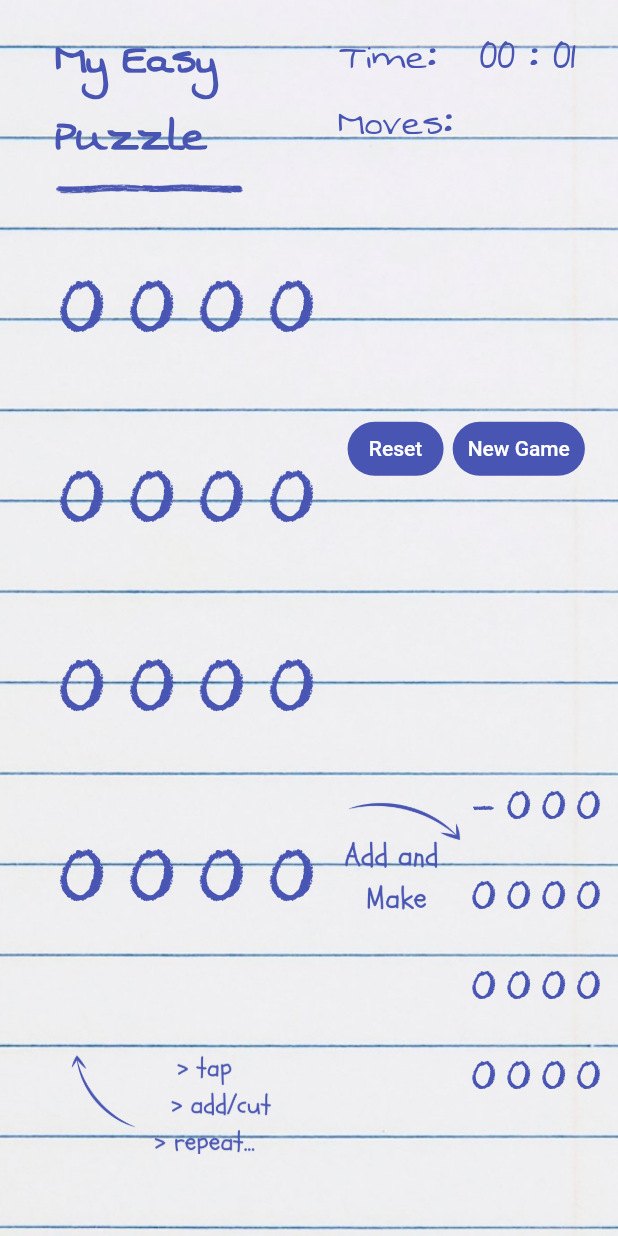
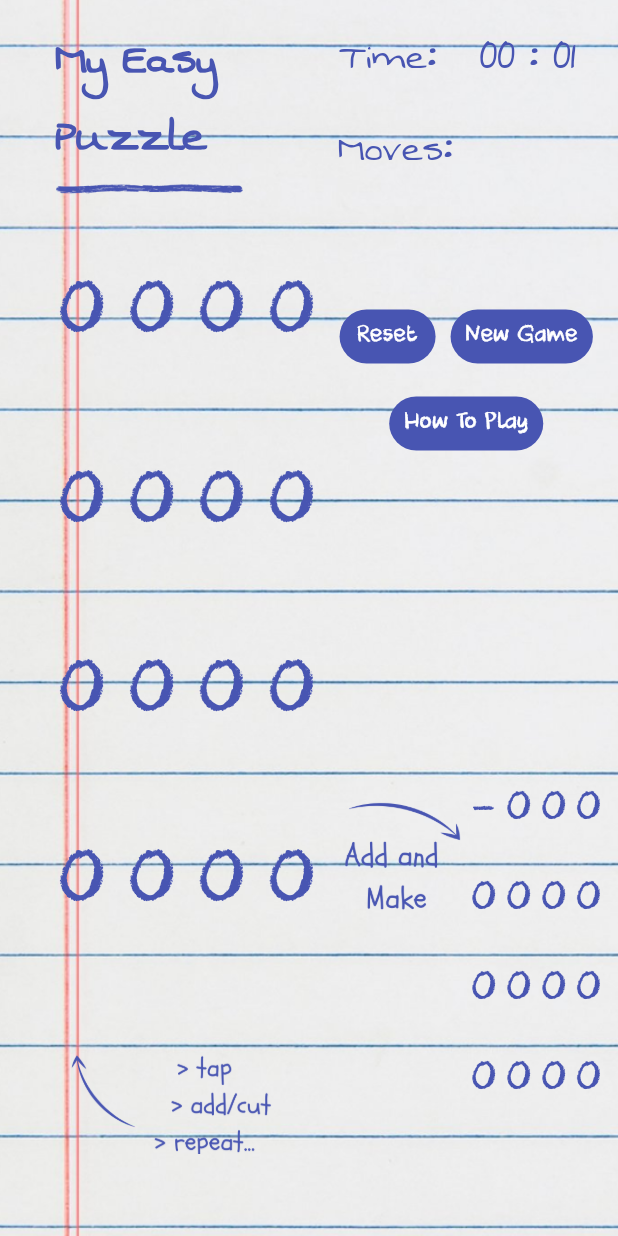
Before and after one commit to AthulJohn/color_puzzle, a Flutter app: the DeskView widget shown alone on an empty page, opened directly, on a phone screen of 412 x 824 dp. Run offline on Flutter 3.47's test engine with Material 2 defaults, Android fonts, the light colour scheme and no system bars.

Commit message:
completed development

```diff
--- a/lib/appflow/responsivewidget/responsivewidget.dart
+++ b/lib/appflow/responsivewidget/responsivewidget.dart
@@ -1,5 +1,7 @@
 import 'package:flutter/material.dart';
+import 'package:provider/provider.dart';
 
+import '../../model/providermodel.dart';
 import 'dimensionchecker.dart';
 import 'dmnsn_enum.dart';
 import 'screenViews/desktopview.dart';
@@ -15,6 +17,9 @@ class Responsiver extends StatefulWidget {
 class _ResponsiverState extends State<Responsiver> {
   @override
   Widget build(BuildContext context) {
+    return ChangeNotifierProvider<ProviderModel>(
+        create: (context) => ProviderModel(),
+        builder: (context, child) {
           if (checkDimensions(context) == Dmnsn.phone) {
             return const PhoneView();
           } else if (checkDimensions(context) == Dmnsn.tablet) {
@@ -24,5 +29,6 @@ class _ResponsiverState extends State<Responsiver> {
           } else {
             return Container();
           }
+        });
   }
 }
--- a/lib/appflow/responsivewidget/screenViews/components/buttons.dart
+++ b/lib/appflow/responsivewidget/screenViews/components/buttons.dart
@@ -24,7 +24,12 @@ class NewGameButton extends StatelessWidget {
       onPressed: () {
         Provider.of<ProviderModel>(context, listen: false).newGame();
       },
-      child: const Text('New Game'),
+      child: const Text(
+        'New Game',
+        style: TextStyle(
+          fontFamily: "Crayon",
+        ),
+      ),
     );
   }
 }
@@ -48,7 +53,42 @@ class ResetButton extends StatelessWidget {
       onPressed: () {
         Provider.of<ProviderModel>(context, listen: false).reset();
       },
-      child: const Text('Reset'),
+      child: const Text(
+        'Reset',
+        style: TextStyle(
+          fontFamily: "Crayon",
+        ),
+      ),
     );
   }
 }
+
+class HowToButton extends StatelessWidget {
+  const HowToButton({Key? key}) : super(key: key);
+
+  @override
+  Widget build(BuildContext context) {
+    return TextButton(
+      style: ButtonStyle(
+        backgroundColor: MaterialStateProperty.all(const Color(0xff4855B2)),
+        foregroundColor: MaterialStateProperty.all(Colors.white),
+        shape: MaterialStateProperty.all(
+            RoundedRectangleBorder(borderRadius: BorderRadius.circular(20.0))),
+        padding: MaterialStateProperty.all(
+            checkDimensions(context) != Dmnsn.desktop
+                ? const EdgeInsets.symmetric(vertical: 5.0, horizontal: 10.0)
+                : const EdgeInsets.symmetric(vertical: 20.0, horizontal: 40.0)),
+      ),
+      onPressed: () {
+        Provider.of<ProviderModel>(context, listen: false)
+            .scrollToHowTo(MediaQuery.of(context).size.height);
+      },
+      child: const Text(
+        'How To Play',
+        style: TextStyle(
+          fontFamily: "Crayon",
+        ),
+      ),
+    );
+  }
+}
--- /dev/null
+++ b/lib/appflow/responsivewidget/screenViews/components/howto.dart
@@ -0,0 +1,84 @@
+import 'package:flutter/material.dart';
+import 'package:slide_puzzle_prototype/appflow/responsivewidget/dimensionchecker.dart';
+import 'package:slide_puzzle_prototype/appflow/responsivewidget/dmnsn_enum.dart';
+
+class HowTo extends StatelessWidget {
+  const HowTo({Key? key}) : super(key: key);
+
+  @override
+  Widget build(BuildContext context) {
+    return Container(
+      decoration: BoxDecoration(
+        image: DecorationImage(
+          image: AssetImage(
+            checkDimensions(context) == Dmnsn.desktop
+                ? "assets/bg.png"
+                : "assets/bgphone.png",
+          ),
+          repeat: ImageRepeat.repeatY,
+          fit: BoxFit.contain,
+        ),
+      ),
+      padding: const EdgeInsets.all(15),
+      child: Column(
+        crossAxisAlignment: CrossAxisAlignment.start,
+        children: const [
+          Text(
+            "Aim",
+            style: TextStyle(
+                fontFamily: "Swanky",
+                color: Color(0xff4855B2),
+                fontSize: 40,
+                fontWeight: FontWeight.bold,
+                decoration: TextDecoration.underline),
+          ),
+          Text(
+            "\nThe Number grid on the left side is your game board and the smaller grid on the right is the target board. Your aim is to make the game board look identical to the target board.",
+            style: TextStyle(
+              fontFamily: "Swanky",
+              color: Color(0xff4855B2),
+              fontSize: 30,
+            ),
+          ),
+          Text(
+            "\nGameplay",
+            style: TextStyle(
+                fontFamily: "Swanky",
+                color: Color(0xff4855B2),
+                fontSize: 40,
+                fontWeight: FontWeight.bold,
+                decoration: TextDecoration.underline),
+          ),
+          Text(
+            '''\nThe numbers in the game board can be added or splited. When you click on a number, icons will appear in the adjacent numbers. A + icon is shown if the adjacent space has a number, and clicking it will add the current number with that number.
+    An adjacent vacant cell will be having a split icon. Clicking it will split the numbers between the current position and that position.''',
+            style: TextStyle(
+              fontFamily: "Swanky",
+              color: Color(0xff4855B2),
+              fontSize: 30,
+            ),
+          ),
+          Text(
+            "\nHow To",
+            style: TextStyle(
+                fontFamily: "Swanky",
+                color: Color(0xff4855B2),
+                fontSize: 40,
+                fontWeight: FontWeight.bold,
+                decoration: TextDecoration.underline),
+          ),
+          Text(
+            '''\nAdd:  Click on a number and then click on one of its adjacent numbers (The number which you want to add)
+Split:  Click on a number and then click on one of its adjacent vacant space. The number will be divided into 2 halves, and both the cells will be occupied with one half each. If the number was odd, then it will be divided into 2 unequal parts(that differ by 1) and the upper part will stay in the previous position and the lower part will occupy in the adjacent cell.
+Move:   There is no move option. So inorder to move a number, first you have to Split and then add it into the new cell.''',
+            style: TextStyle(
+              fontFamily: "Swanky",
+              color: Color(0xff4855B2),
+              fontSize: 30,
+            ),
+          ),
+        ],
+      ),
+    );
+  }
+}
--- a/lib/appflow/responsivewidget/screenViews/desktopview.dart
+++ b/lib/appflow/responsivewidget/screenViews/desktopview.dart
@@ -9,23 +9,27 @@ import 'package:slide_puzzle_prototype/timer/stopwatch.dart';
 
 import 'components/buttons.dart';
 import 'components/heading.dart';
+import 'components/howto.dart';
 
 class DeskView extends StatelessWidget {
   const DeskView({Key? key}) : super(key: key);
 
   @override
   Widget build(BuildContext context) {
-    return Stack(
+    return ListView(
+      controller: Provider.of<ProviderModel>(context).sc,
+      children: [
+        SizedBox(
+          height: MediaQuery.of(context).size.height,
+          child: Stack(
             fit: StackFit.expand,
             alignment: Alignment.centerLeft,
             children: [
-        Image.asset("assets/bg.png", fit: BoxFit.cover),
+              Image.asset("assets/bg.png",
+                  fit: BoxFit.cover, alignment: Alignment.centerLeft),
               Padding(
                 padding: const EdgeInsets.all(8.0),
-          child: ChangeNotifierProvider<ProviderModel>(
-              create: (context) => ProviderModel(),
-              builder: (context, child) {
-                return Row(
+                child: Row(
                   children: [
                     const Spacer(
                       flex: 1,
@@ -62,15 +66,28 @@ class DeskView extends StatelessWidget {
                                 mainAxisAlignment: MainAxisAlignment.center,
                                 crossAxisAlignment: CrossAxisAlignment.stretch,
                                 children: [
-                                  const StopWatchWidget(),
-                                  const Expanded(child: MovesShower()),
-                                  Row(
-                                    mainAxisAlignment:
-                                        MainAxisAlignment.spaceEvenly,
+                                  const Expanded(child: StopWatchWidget()),
+                                  const Expanded(flex: 2, child: MovesShower()),
+                                  Expanded(
+                                      flex: 2,
+                                      child: Wrap(
+                                        alignment: WrapAlignment.center,
+                                        spacing: 10,
+                                        runSpacing: 10,
                                         children: const [
                                           ResetButton(),
                                           NewGameButton(),
+                                          HowToButton(),
                                         ],
+                                      ) // Row(
+                                      // mainAxisAlignment:
+                                      //     MainAxisAlignment.spaceEvenly,
+                                      // children: const [
+                                      //   ResetButton(),
+                                      //   NewGameButton(),
+                                      //   HowToButton(),
+                                      // ],
+                                      // ),
                                       )
                                 ],
                               ),
@@ -105,9 +122,12 @@ class DeskView extends StatelessWidget {
                       ), //PuzzleBoard(),
                     ),
                   ],
-                );
-              }),
                 ),
+              ),
+            ],
+          ),
+        ),
+        const HowTo(),
       ],
     );
   }
--- a/lib/appflow/responsivewidget/screenViews/phoneview.dart
+++ b/lib/appflow/responsivewidget/screenViews/phoneview.dart
@@ -2,6 +2,7 @@ import 'package:flutter/material.dart';
 import 'package:provider/provider.dart';
 import 'package:slide_puzzle_prototype/appflow/puzzlebody/puzzlebody.dart';
 import 'package:slide_puzzle_prototype/appflow/responsivewidget/screenViews/components/heading.dart';
+import 'package:slide_puzzle_prototype/appflow/responsivewidget/screenViews/components/howto.dart';
 
 import '../../../model/providermodel.dart';
 import '../../../timer/stopwatch.dart';
@@ -14,7 +15,12 @@ class PhoneView extends StatelessWidget {
 
   @override
   Widget build(BuildContext context) {
-    return Stack(
+    return ListView(
+      controller: Provider.of<ProviderModel>(context).sc,
+      children: [
+        SizedBox(
+          height: MediaQuery.of(context).size.height,
+          child: Stack(
             fit: StackFit.expand,
             children: [
               Image.asset(
@@ -23,10 +29,7 @@ class PhoneView extends StatelessWidget {
               ),
               Padding(
                 padding: const EdgeInsets.all(8.0),
-          child: ChangeNotifierProvider<ProviderModel>(
-            create: (context) => ProviderModel(),
-            builder: (context, child) {
-              return Column(
+                child: Column(
                   crossAxisAlignment: CrossAxisAlignment.stretch,
                   children: [
                     const Heading(height: 15, siz: 25),
@@ -60,12 +63,14 @@ class PhoneView extends StatelessWidget {
                               children: [
                                 const StopWatchWidget(),
                                 const MovesShower(showPics: false),
-                              Row(
-                                mainAxisAlignment:
-                                    MainAxisAlignment.spaceEvenly,
+                                Wrap(
+                                  alignment: WrapAlignment.center,
+                                  spacing: 10,
+                                  runSpacing: 10,
                                   children: const [
                                     ResetButton(),
-                                  NewGameButton()
+                                    NewGameButton(),
+                                    HowToButton(),
                                   ],
                                 )
                               ],
@@ -79,10 +84,12 @@ class PhoneView extends StatelessWidget {
                       ),
                     ),
                   ],
-              );
-            },
                 ),
               ),
+            ],
+          ),
+        ),
+        const HowTo()
       ],
     );
   }
--- a/lib/main.dart
+++ b/lib/main.dart
@@ -20,7 +20,7 @@ class MyApp extends StatelessWidget {
   @override
   Widget build(BuildContext context) {
     return MaterialApp(
-      title: 'Flutter Demo',
+      title: 'My Easy Puzzle',
       theme: ThemeData(
         // This is the theme of your application.
         //
--- a/lib/model/providermodel.dart
+++ b/lib/model/providermodel.dart
@@ -10,6 +10,7 @@ class ProviderModel extends ChangeNotifier {
   int moves = 0;
   List<int?> starttiles = [], endtiles = [], resettiles = [];
   List<List<TileData>> tiles = [];
+  ScrollController sc = ScrollController();
   bool wonGame = false;
   void reset() {
     time = 0;
@@ -270,4 +271,9 @@ class ProviderModel extends ChangeNotifier {
 
     findsolution();
   }
+
+  void scrollToHowTo(double off) {
+    sc.animateTo(off,
+        duration: Duration(milliseconds: 500), curve: Curves.decelerate);
+  }
 }
--- a/lib/timer/stopwatch.dart
+++ b/lib/timer/stopwatch.dart
@@ -22,7 +22,9 @@ class _StopWatchWidgetState extends State<StopWatchWidget> {
     // TODO: implement initState
     super.initState();
     Timer.periodic(const Duration(seconds: 1), (tm) {
-      Provider.of<ProviderModel>(context, listen: false).setTime();
+      if (mounted) {
+        Provider.of<ProviderModel>(context, listen: false).setTime();
+      }
     });
   }
 
```
Also changed, not shown: 13 other files. Lines whose indentation alone changed are shown as unchanged.
